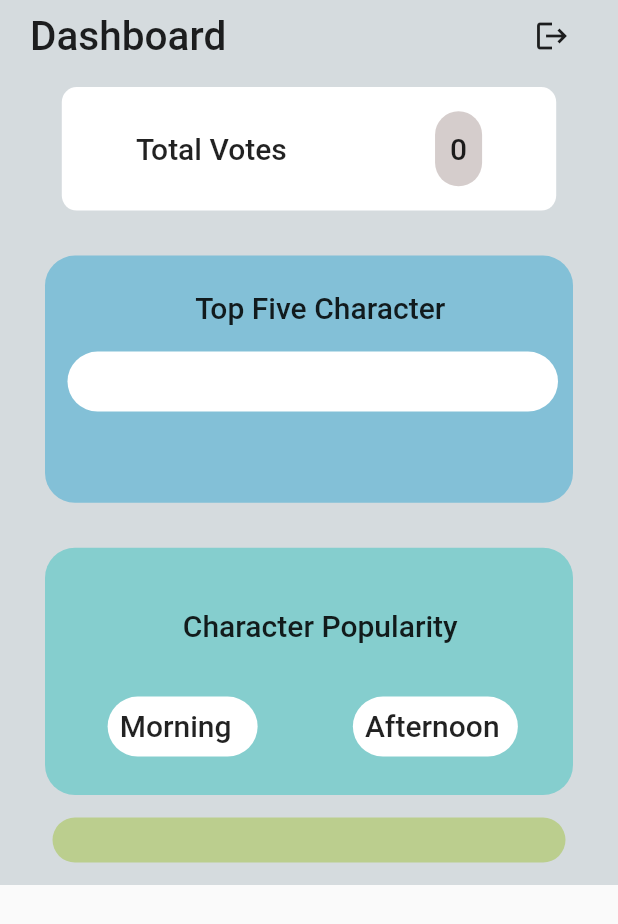
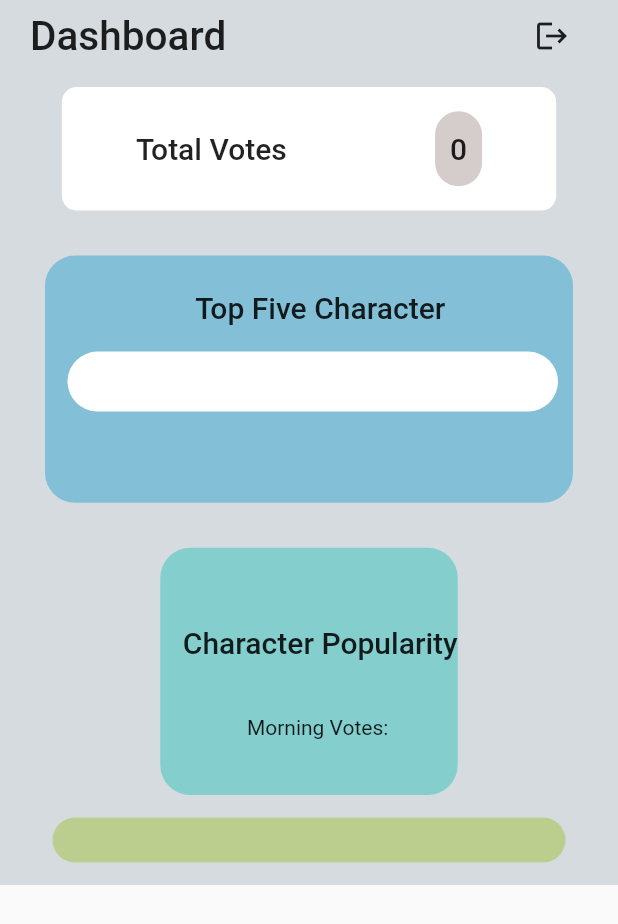
Before and after one commit to AliahmadRaza401/vote_app, a Flutter app: the HomeAdminScreen screen opened directly, on a phone screen of 412 x 824 dp. Shown: the top 924 px of the screen. Run offline on Flutter 3.47's test engine with Material 2 defaults, Android fonts, the phone set to English and light mode, and no system bars; our stand-ins replace animate_do, cloud_firestore, firebase_auth, firebase_core, flutter_screenutil, flutter_slidable and 5 more; accounts and stored records are empty.

Commit message:
DataTime Issue not resolve in morning evening

```diff
--- a/lib/admin/adminHome.dart
+++ b/lib/admin/adminHome.dart
@@ -1,3 +1,5 @@
+import 'dart:developer';
+
 import 'package:alibhaiapp/models/adminVoteAddModel.dart';
 import 'package:alibhaiapp/task/login.dart';
 import 'package:alibhaiapp/utils/images.dart';
@@ -5,6 +7,7 @@ import 'package:alibhaiapp/widgets/widgets.dart';
 import 'package:cloud_firestore/cloud_firestore.dart';
 import 'package:flutter/material.dart';
 import 'package:page_transition/page_transition.dart';
+import 'package:intl/intl.dart';
 
 class HomeAdminScreen extends StatefulWidget {
   const HomeAdminScreen({super.key});
@@ -44,17 +47,17 @@ class _HomeAdminScreenState extends State<HomeAdminScreen> {
 
                   width: MediaQuery.of(context).size.width,
                   // height: MediaQuery.of(context).size.height,
-                  color: Color.fromARGB(255, 213, 219, 222),
+                  color: const Color.fromARGB(255, 213, 219, 222),
                   child: Column(
                     mainAxisAlignment: MainAxisAlignment.center,
                     crossAxisAlignment: CrossAxisAlignment.center,
                     children: [
                       Container(
-                        margin: EdgeInsets.only(top: 0, right: 0),
+                        margin: const EdgeInsets.only(top: 0, right: 0),
                         child: Row(
                           mainAxisAlignment: MainAxisAlignment.spaceBetween,
                           children: [
-                            Text(
+                            const Text(
                               'Dashboard',
                               style: TextStyle(
                                 fontSize: 27,
@@ -69,7 +72,7 @@ class _HomeAdminScreenState extends State<HomeAdminScreen> {
                                     const Login(),
                                   );
                                 },
-                                icon: Icon(Icons.logout))
+                                icon: const Icon(Icons.logout))
                           ],
                         ),
                       ),
@@ -115,65 +118,68 @@ class _HomeAdminScreenState extends State<HomeAdminScreen> {
                       ),
                       // Top Character
                       topFiveCherecter(snapshot.data!.docs),
+                      //  Character Popularity
                       Container(
-                        margin: EdgeInsets.only(top: 30, right: 10, left: 10),
+                        margin:
+                            const EdgeInsets.only(top: 30, right: 10, left: 10),
                         padding: const EdgeInsets.only(top: 15, left: 15),
                         height: MediaQuery.of(context).size.height * 0.2,
                         decoration: BoxDecoration(
                           borderRadius: BorderRadius.circular(20),
-                          color: Color.fromARGB(180, 100, 200, 200),
+                          color: const Color.fromARGB(180, 100, 200, 200),
                         ),
                         child: Column(
                           mainAxisAlignment: MainAxisAlignment.spaceEvenly,
                           children: [
-                            Text(
+                            const Text(
                               "Character Popularity",
                               style: TextStyle(
                                 fontSize: 20,
                                 fontWeight: FontWeight.w500,
                               ),
                             ),
-                            Row(
-                              mainAxisAlignment: MainAxisAlignment.spaceAround,
-                              children: [
-                                Container(
-                                  height: 40,
-                                  width: 100,
-                                  margin: EdgeInsets.only(top: 10, right: 10),
-                                  decoration: BoxDecoration(
-                                      color: Colors.white,
-                                      borderRadius: BorderRadius.circular(30)),
-                                  child: Padding(
-                                    padding: const EdgeInsets.all(8.0),
-                                    child: Text(
-                                      "Morning",
-                                      style: TextStyle(
-                                        fontSize: 20,
-                                        fontWeight: FontWeight.w500,
-                                      ),
-                                    ),
-                                  ),
-                                ),
-                                Container(
-                                  height: 40,
-                                  width: 110,
-                                  margin: EdgeInsets.only(top: 10, right: 10),
-                                  decoration: BoxDecoration(
-                                      color: Colors.white,
-                                      borderRadius: BorderRadius.circular(30)),
-                                  child: Padding(
-                                    padding: const EdgeInsets.all(8.0),
-                                    child: Text(
-                                      "Afternoon",
-                                      style: TextStyle(
-                                        fontSize: 20,
-                                        fontWeight: FontWeight.w500,
-                                      ),
-                                    ),
-                                  ),
-                                ),
-                              ],
-                            ),
+                            characterPopularity(snapshot.data!.docs),
+                            // Row(
+                            //   mainAxisAlignment: MainAxisAlignment.spaceAround,
+                            //   children: [
+                            //     Container(
+                            //       height: 40,
+                            //       width: 100,
+                            //       margin: const EdgeInsets.only(top: 10, right: 10),
+                            //       decoration: BoxDecoration(
+                            //           color: Colors.white,
+                            //           borderRadius: BorderRadius.circular(30)),
+                            //       child: const Padding(
+                            //         padding: EdgeInsets.all(8.0),
+                            //         child: Text(
+                            //           "Morning",
+                            //           style: TextStyle(
+                            //             fontSize: 20,
+                            //             fontWeight: FontWeight.w500,
+                            //           ),
+                            //         ),
+                            //       ),
+                            //     ),
+                            //     Container(
+                            //       height: 40,
+                            //       width: 110,
+                            //       margin: EdgeInsets.only(top: 10, right: 10),
+                            //       decoration: BoxDecoration(
+                            //           color: Colors.white,
+                            //           borderRadius: BorderRadius.circular(30)),
+                            //       child: Padding(
+                            //         padding: const EdgeInsets.all(8.0),
+                            //         child: Text(
+                            //           "Afternoon",
+                            //           style: TextStyle(
+                            //             fontSize: 20,
+                            //             fontWeight: FontWeight.w500,
+                            //           ),
+                            //         ),
+                            //       ),
+                            //     ),
+                            //   ],
+                            // ),
                           ],
                         ),
                       ),
@@ -495,4 +501,45 @@ class _HomeAdminScreenState extends State<HomeAdminScreen> {
       ),
     );
   }
+
+  Widget characterPopularity(
+    List<QueryDocumentSnapshot<Object?>> voteList,
+  ) {
+    int maxScoreIndex = -1;
+    int maxScore = -1;
+
+    for (int i = 0; i < voteList.length; i++) {
+      int score =int.parse(voteList[i]["totalVote"]) ;
+      Timestamp timestamp = voteList[i]["votingDate"];
+
+      // Check if the timestamp is in the morning
+      if (isMorningTimestamp(timestamp.toString())) {
+        if (score > maxScore) {
+          maxScore = score;
+          maxScoreIndex = i;
+        }
+      }
+    }
+
+    if (maxScoreIndex != -1) {
+      log("The index with the maximum score in the morning is $maxScoreIndex");
+    } else {
+      log("No entries with morning timestamps found.");
+    }
+
+    return Column(
+      children: [
+        Text('Morning Votes: '),
+      ],
+    );
+  }
+
+  bool isMorningTimestamp(String timestamp) {
+    // Extract the time part from the timestamp
+    String timePart = timestamp.split(" at ")[1];
+    // Extract the hour part
+    int hour = int.parse(timePart.split(":")[0]);
+    // Check if it's in the morning (you can adjust the range as needed)
+    return hour >= 6 && hour < 12;
+  }
 }
--- a/pubspec.yaml
+++ b/pubspec.yaml
@@ -50,6 +50,7 @@ dependencies:
   cloud_firestore: ^4.9.3
   uuid: ^4.1.0
   fluttertoast: ^8.2.2
+  intl: ^0.18.1
 
 
 
```
Also changed, not shown: pubspec.lock.
